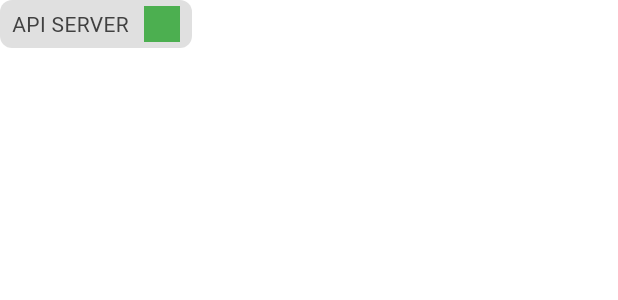
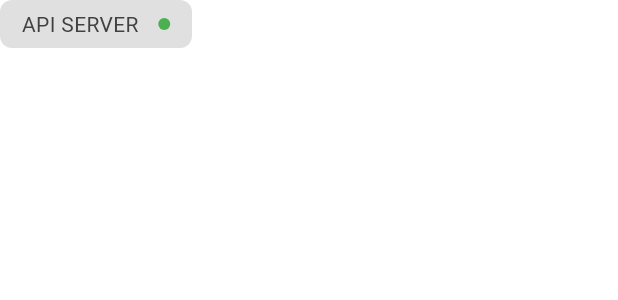
Before and after one commit to Chika0221/Essence, a Flutter app: the ApiStateBox widget shown alone on an empty page, opened directly, on a phone screen of 412 x 824 dp. Shown: the top 300 px of the screen. Run offline on Flutter 3.47's test engine with Material 3 defaults, Android fonts, the phone set to English and light mode, and no system bars; our stand-ins replace flutter_hooks, hooks_riverpod; missing offline and left inert: bitsdojo_window, iconify_flutter_plus, window_manager; Roboto replaces fonts that are missing (IBM Plex Sans JP, Ndot77JPExtended); statements that could not run were skipped.

Commit message:
fix: API状態ボックスのレイアウトを改善し、フォントファミリーを適用
Co-authored-by: Copilot <copilot@github.com>

```diff
--- a/lib/main_window/widgets/api_state_box.dart
+++ b/lib/main_window/widgets/api_state_box.dart
@@ -22,13 +22,20 @@ class ApiStateBox extends ConsumerWidget {
       padding: const EdgeInsets.symmetric(horizontal: 8, vertical: 4),
       child: Row(
         crossAxisAlignment: .center,
-        mainAxisAlignment: .spaceBetween,
+        mainAxisAlignment: .spaceAround,
         children: [
           FontFamilyTheme(
             fontFamily: AppFontFamilies.ndot77JPExtended,
             child: const Text("API SERVER"),
           ),
-          Container(width: 24, height: 24, color: Colors.green),
+          Container(
+            width: 8,
+            height: 8,
+            decoration: ShapeDecoration(
+              shape: CircleBorder(),
+              color: Colors.green,
+            ),
+          ),
         ],
       ),
     );
--- a/lib/providers/theme_provider.dart
+++ b/lib/providers/theme_provider.dart
@@ -46,7 +46,13 @@ class FontFamilyTheme extends StatelessWidget {
   Widget build(BuildContext context) {
     final base = Theme.of(context);
     final overridden = _applyFontFamily(base: base, fontFamily: fontFamily);
-    return Theme(data: overridden, child: child);
+    return Theme(
+      data: overridden,
+      child: DefaultTextStyle.merge(
+        style: TextStyle(fontFamily: fontFamily),
+        child: child,
+      ),
+    );
   }
 }
 
```
